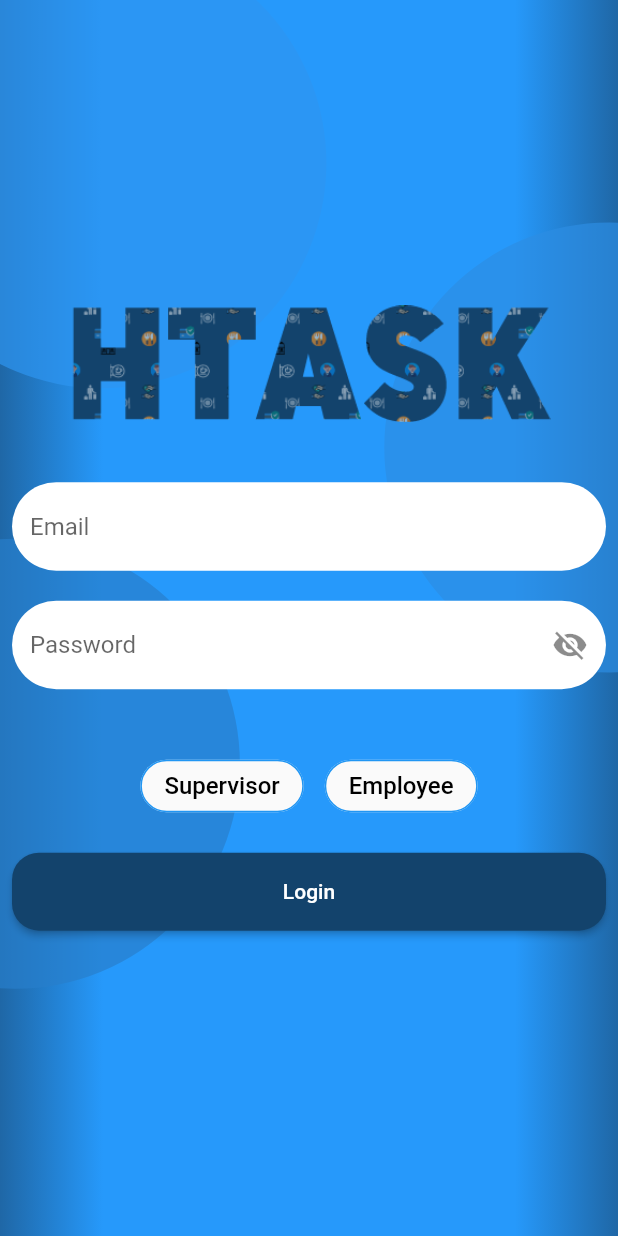
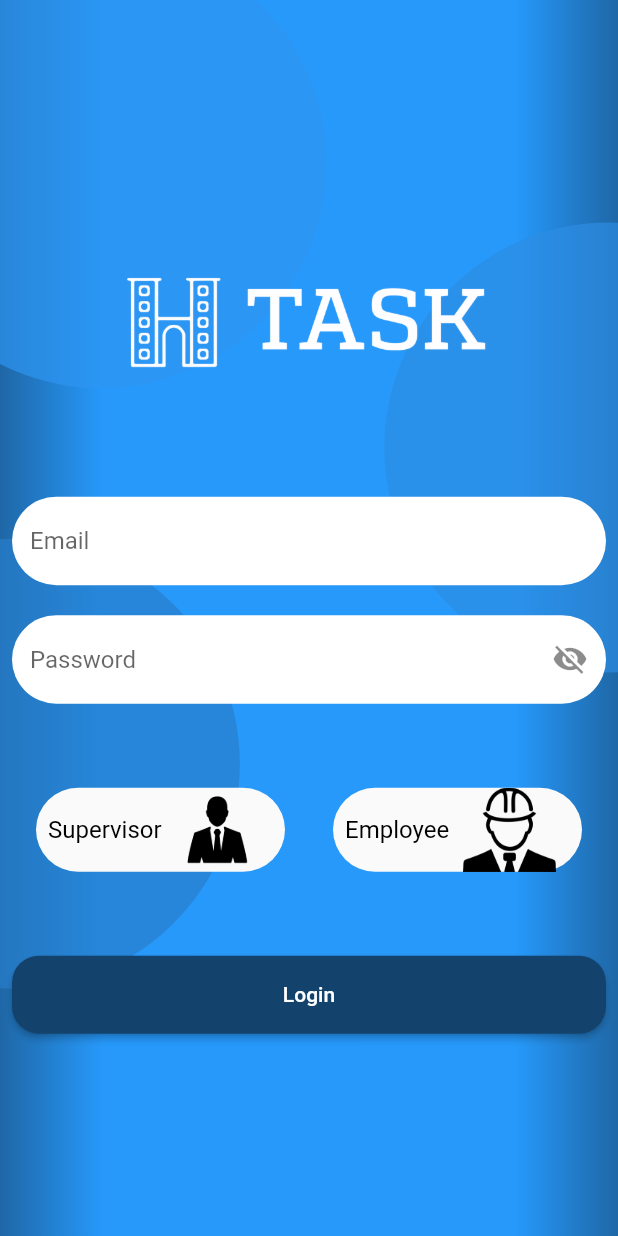
Before and after one commit to Hossam52/Hotel-management-system, a Flutter app: the screen it shows after launch, on a phone screen of 412 x 824 dp. Run offline on Flutter 3.47's test engine with Material 2 defaults, Android fonts, the light colour scheme and no system bars; drawn by our look-alikes of custom_radio_grouped_button; our stand-ins replace cached_network_image, dio, flutter_bloc, flutter_switch, fluttertoast, persistent_bottom_nav_bar and 1 more; accounts and stored records are empty.

Commit message:
modify icons for employee and supervisor and fix unchekced bottom

```diff
--- a/lib/models/categories/category_request_model.dart
+++ b/lib/models/categories/category_request_model.dart
@@ -20,14 +20,14 @@ class CategoryRequestModel {
 
   Map<String, dynamic> toMap() {
     return {
-      'categoryId': categoryId,
+      'category_id': categoryId,
       'date': date,
     };
   }
 
   factory CategoryRequestModel.fromMap(Map<String, dynamic> map) {
     return CategoryRequestModel(
-      categoryId: map['categoryId'],
+      categoryId: map['category_id'],
       date: map['date'],
     );
   }
--- a/lib/models/supervisor/supervisor_employees/supervisor_employee_model.dart
+++ b/lib/models/supervisor/supervisor_employees/supervisor_employee_model.dart
@@ -17,7 +17,7 @@ class SupervisorEmployeeModel {
     required this.block,
     required this.image,
     required this.res,
-  }) : isBlocked = block == 'block';
+  }) : isBlocked = block == 'unblocked';
 
   SupervisorEmployeeModel copyWith({
     int? id,
--- a/lib/screens/login/login.dart
+++ b/lib/screens/login/login.dart
@@ -1,3 +1,5 @@
+import 'dart:developer';
+
 import 'package:custom_radio_grouped_button/custom_radio_grouped_button.dart';
 import 'package:flutter/material.dart';
 import 'package:flutter_bloc/flutter_bloc.dart';
@@ -57,6 +59,7 @@ class _LoginScreenState extends State<LoginScreen> {
                       child: Padding(
                         padding: const EdgeInsets.all(8.0),
                         child: Column(
+                          crossAxisAlignment: CrossAxisAlignment.center,
                           mainAxisAlignment: MainAxisAlignment.center,
                           children: [
                             _logo(),
@@ -77,8 +80,8 @@ class _LoginScreenState extends State<LoginScreen> {
                               validator: authCubit.validatePassword,
                             ),
                             const SizedBox(height: 20),
-                            const _RadioButtonAccountType(),
-                            const SizedBox(height: 20),
+                            const _AuthTypeImages(),
+                            const SizedBox(height: 40),
                             DefaultButton(
                                 text: 'Login',
                                 loading: loading,
@@ -112,98 +115,83 @@ class _LoginScreenState extends State<LoginScreen> {
     );
   }
 
-  Image _logo() => Image.asset(
-        'assets/images/logo.png',
-        scale: 1.4,
+  Widget _logo() => Row(
+        children: [
+          const Spacer(),
+          const Spacer(),
+          Image.asset('assets/images/logo.png', scale: 4.8),
+          const Spacer(),
+        ],
       );
 }
 
-class _RadioButtonAccountType extends StatelessWidget {
-  const _RadioButtonAccountType({Key? key}) : super(key: key);
-  final String supervisor = 'Supervisor';
-  final String employee = 'Employee';
+class _AuthTypeImages extends StatelessWidget {
+  const _AuthTypeImages({Key? key}) : super(key: key);
+
   @override
   Widget build(BuildContext context) {
-    return BlocConsumer<AuthCubit, AuthState>(
-      listener: (context, state) {},
-      buildWhen: (previous, current) =>
-          current is ChangeSelectedAccountTypeState,
+    return BlocBuilder<AuthCubit, AuthState>(
       builder: (context, state) {
-        return CustomRadioButton(
-          elevation: 0,
-          unSelectedColor: Theme.of(context).canvasColor,
-          enableShape: true,
-          autoWidth: true,
-          buttonLables: [
-            supervisor,
-            employee,
+        final selectedAuthType =
+            AuthCubit.instance(context).selectedAccountType;
+        return Row(
+          mainAxisAlignment: MainAxisAlignment.center,
+          children: <Widget>[
+            Expanded(
+              child: _buildAuthTypeWidget('assets/images/supervisor_image.png',
+                  type: LoginAuthType.supervisor,
+                  isSelected: selectedAuthType == LoginAuthType.supervisor,
+                  displayTypeString: 'Supervisor'),
+            ),
+            Expanded(
+              child: _buildAuthTypeWidget('assets/images/employee_image.png',
+                  type: LoginAuthType.employee,
+                  isSelected: selectedAuthType == LoginAuthType.employee,
+                  displayTypeString: 'Employee'),
+            ),
           ],
-          buttonValues: [
-            supervisor,
-            employee,
-          ],
-          buttonTextStyle: const ButtonTextStyle(
-              selectedColor: Colors.white,
-              unSelectedColor: Colors.black,
-              textStyle: TextStyle(fontSize: 16)),
-          radioButtonValue: (value) {
-            String val = value as String;
-            if (val == employee) {
-              AuthCubit.instance(context)
-                  .changeSelectedAccountType(LoginAuthType.employee);
-            } else if (val == supervisor) {
-              AuthCubit.instance(context)
-                  .changeSelectedAccountType(LoginAuthType.supervisor);
-            } else {
-              throw Exception('Unknown type');
-            }
-          },
-          selectedColor: AppColors.darkPrimaryColor,
         );
       },
     );
   }
-}
 
-class ImageRadioButton extends StatelessWidget {
-  const ImageRadioButton({Key? key}) : super(key: key);
-
-  @override
-  Widget build(BuildContext context) {
-    final selectedAuthType = AuthCubit.instance(context).selectedAccountType;
-    return Column(
-      mainAxisAlignment: MainAxisAlignment.center,
-      children: <Widget>[
-        GestureDetector(
+  Widget _buildAuthTypeWidget(String imagePath,
+      {required LoginAuthType type,
+      required bool isSelected,
+      required String displayTypeString}) {
+    return Builder(builder: (context) {
+      return Container(
+        margin: const EdgeInsets.all(16),
+        padding: const EdgeInsets.symmetric(horizontal: 8),
+        decoration: BoxDecoration(
+          color: isSelected
+              ? AppColors.darkPrimaryColor
+              : Theme.of(context).canvasColor,
+          borderRadius: BorderRadius.circular(30),
+        ),
+        child: GestureDetector(
           onTap: () {
-            AuthCubit.instance(context)
-                .changeSelectedAccountType(LoginAuthType.employee);
+            AuthCubit.instance(context).changeSelectedAccountType(type);
           },
-          child: Container(
-            height: 56,
-            width: 56,
-            color: selectedAuthType == LoginAuthType.employee
-                ? Colors.grey
-                : Colors.transparent,
-            child: Image.asset('assets/images/employee_image.png'),
+          child: Row(
+            children: [
+              Text(
+                displayTypeString,
+                style: TextStyle(
+                    color: isSelected ? Colors.white : Colors.black,
+                    fontSize: 16),
+              ),
+              Expanded(
+                child: SizedBox(
+                  height: 56,
+                  width: 56,
+                  child: Image.asset(imagePath),
+                ),
+              ),
+            ],
           ),
         ),
-        SizedBox(width: 4),
-        GestureDetector(
-          onTap: () {
-            AuthCubit.instance(context)
-                .changeSelectedAccountType(LoginAuthType.supervisor);
-          },
-          child: Container(
-            height: 56,
-            width: 56,
-            color: selectedAuthType == LoginAuthType.supervisor
-                ? Colors.grey
-                : Colors.transparent,
-            child: Image.asset('assets/images/supervisor_image.png'),
-          ),
-        ),
-      ],
-    );
+      );
+    });
   }
 }
```
Also changed, not shown: assets/images/employee_image.png, assets/images/logo.png, assets/images/supervisor_image.png.
